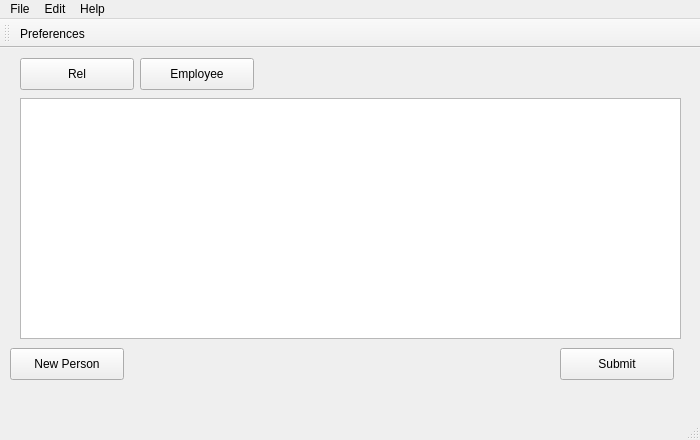
First picture: the form in src/mainwindow.ui, repository jmuelbert/jmbde-QT, before the edit.
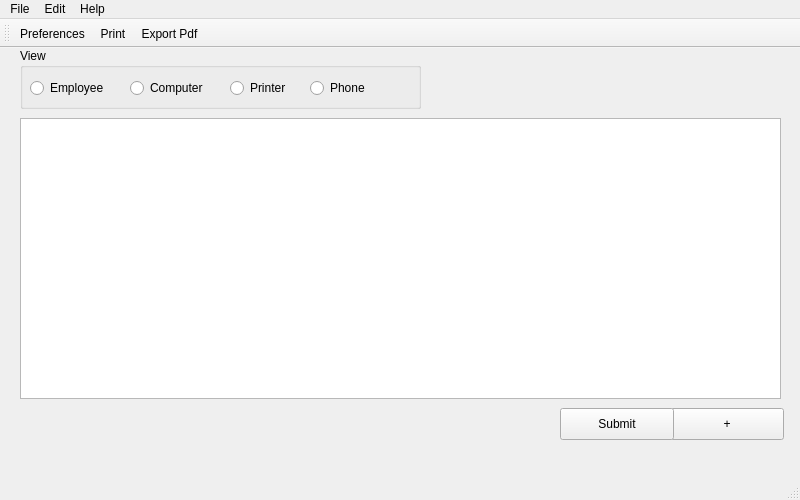
Second picture: the form after the edit. Icons and pictures are not drawn.

Commit message: + New Database structure + Improve GUI + A little usable + Tables: Employee, Computer, Printer and Phone can save as PDF. + Tables: Employee, Computer, Printer and Phone can print.

The edit to the form file:
```diff
--- a/src/mainwindow.ui
+++ b/src/mainwindow.ui
@@ -9,42 +9,44 @@
    <rect>
     <x>0</x>
     <y>0</y>
-    <width>700</width>
-    <height>440</height>
+    <width>800</width>
+    <height>500</height>
    </rect>
   </property>
   <property name="sizePolicy">
-   <sizepolicy hsizetype="Preferred" vsizetype="Preferred">
+   <sizepolicy hsizetype="Fixed" vsizetype="Fixed">
     <horstretch>0</horstretch>
     <verstretch>0</verstretch>
    </sizepolicy>
   </property>
+  <property name="minimumSize">
+   <size>
+    <width>800</width>
+    <height>500</height>
+   </size>
+  </property>
+  <property name="maximumSize">
+   <size>
+    <width>800</width>
+    <height>500</height>
+   </size>
+  </property>
   <property name="windowTitle">
    <string>JMBDE Version 0.1</string>
   </property>
   <widget class="QWidget" name="centralWidget">
-   <widget class="QPushButton" name="pushButtonNewPerson">
-    <property name="geometry">
-     <rect>
-      <x>10</x>
-      <y>300</y>
-      <width>114</width>
-      <height>32</height>
-     </rect>
-    </property>
-    <property name="text">
-     <string>New Person</string>
-    </property>
-   </widget>
    <widget class="QTableView" name="tableView">
     <property name="geometry">
      <rect>
       <x>20</x>
-      <y>50</y>
-      <width>661</width>
-      <height>241</height>
+      <y>70</y>
+      <width>761</width>
+      <height>281</height>
      </rect>
     </property>
+    <property name="alternatingRowColors">
+     <bool>true</bool>
+    </property>
     <property name="sortingEnabled">
      <bool>true</bool>
     </property>
@@ -57,12 +59,102 @@
     <attribute name="horizontalHeaderStretchLastSection">
      <bool>true</bool>
     </attribute>
+    <attribute name="verticalHeaderShowSortIndicator" stdset="0">
+     <bool>false</bool>
+    </attribute>
+    <attribute name="verticalHeaderStretchLastSection">
+     <bool>false</bool>
+    </attribute>
    </widget>
-   <widget class="QPushButton" name="pushButton">
+   <widget class="QGroupBox" name="groupBox">
+    <property name="geometry">
+     <rect>
+      <x>20</x>
+      <y>0</y>
+      <width>401</width>
+      <height>61</height>
+     </rect>
+    </property>
+    <property name="title">
+     <string>View</string>
+    </property>
+    <property name="flat">
+     <bool>false</bool>
+    </property>
+    <property name="checkable">
+     <bool>false</bool>
+    </property>
+    <widget class="QRadioButton" name="radioButtonEmployee">
+     <property name="geometry">
+      <rect>
+       <x>10</x>
+       <y>30</y>
+       <width>102</width>
+       <height>20</height>
+      </rect>
+     </property>
+     <property name="text">
+      <string>Employee</string>
+     </property>
+    </widget>
+    <widget class="QRadioButton" name="radioButtonComputer">
+     <property name="geometry">
+      <rect>
+       <x>110</x>
+       <y>30</y>
+       <width>91</width>
+       <height>20</height>
+      </rect>
+     </property>
+     <property name="text">
+      <string>Computer</string>
+     </property>
+    </widget>
+    <widget class="QRadioButton" name="radioButtonPrinter">
+     <property name="geometry">
+      <rect>
+       <x>210</x>
+       <y>30</y>
+       <width>71</width>
+       <height>20</height>
+      </rect>
+     </property>
+     <property name="text">
+      <string>Printer</string>
+     </property>
+    </widget>
+    <widget class="QRadioButton" name="radioButtonPhone">
+     <property name="geometry">
+      <rect>
+       <x>290</x>
+       <y>30</y>
+       <width>71</width>
+       <height>20</height>
+      </rect>
+     </property>
+     <property name="text">
+      <string>Phone</string>
+     </property>
+    </widget>
+   </widget>
+   <widget class="QPushButton" name="pushButtonAddData">
+    <property name="geometry">
+     <rect>
+      <x>670</x>
+      <y>360</y>
+      <width>114</width>
+      <height>32</height>
+     </rect>
+    </property>
+    <property name="text">
+     <string>+</string>
+    </property>
+   </widget>
+   <widget class="QPushButton" name="QPushButtonSubmit">
     <property name="geometry">
      <rect>
       <x>560</x>
-      <y>300</y>
+      <y>360</y>
       <width>114</width>
       <height>32</height>
      </rect>
@@ -71,40 +163,14 @@
      <string>Submit</string>
     </property>
    </widget>
-   <widget class="QPushButton" name="pushButton_2">
-    <property name="geometry">
-     <rect>
-      <x>20</x>
-      <y>10</y>
-      <width>114</width>
-      <height>32</height>
-     </rect>
-    </property>
-    <property name="text">
-     <string>Rel</string>
-    </property>
-   </widget>
-   <widget class="QPushButton" name="pushButton_3">
-    <property name="geometry">
-     <rect>
-      <x>140</x>
-      <y>10</y>
-      <width>114</width>
-      <height>32</height>
-     </rect>
-    </property>
-    <property name="text">
-     <string>Employee</string>
-    </property>
-   </widget>
   </widget>
   <widget class="QMenuBar" name="menuBar">
    <property name="geometry">
     <rect>
      <x>0</x>
      <y>0</y>
-     <width>700</width>
-     <height>21</height>
+     <width>800</width>
+     <height>22</height>
     </rect>
    </property>
    <widget class="QMenu" name="menuFile">
@@ -142,6 +208,8 @@
     <bool>false</bool>
    </attribute>
    <addaction name="actionPreferences"/>
+   <addaction name="actionPrint"/>
+   <addaction name="action_Export_Pdf"/>
   </widget>
   <widget class="QStatusBar" name="statusBar"/>
   <action name="actionPreferences">
@@ -197,6 +265,21 @@
     <string>Ctrl+P</string>
    </property>
   </action>
+  <action name="actionEmployee">
+   <property name="text">
+    <string>Employee</string>
+   </property>
+  </action>
+  <action name="actionPrint_Preview">
+   <property name="text">
+    <string>Print Preview...</string>
+   </property>
+  </action>
+  <action name="action_Export_Pdf">
+   <property name="text">
+    <string>&amp;Export Pdf</string>
+   </property>
+  </action>
  </widget>
  <layoutdefault spacing="6" margin="11"/>
  <resources/>
```
Left out of the diff: 24 changed lines with no effect on the pictures. The commit also changes 116 other files.
